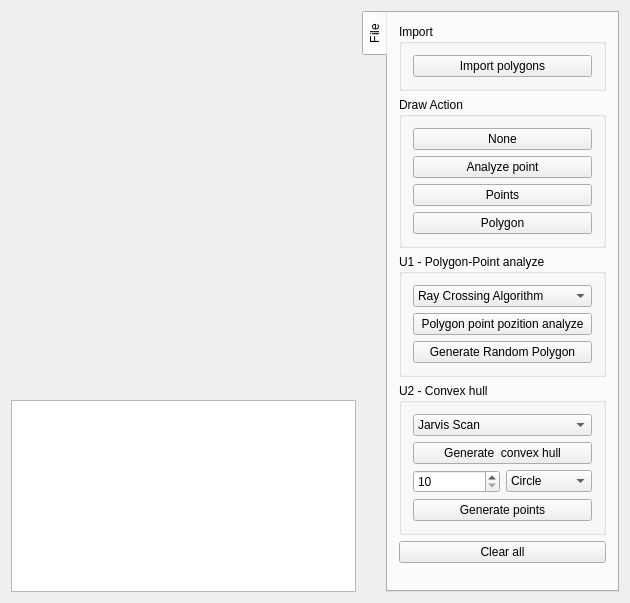
The window that Mapper/widget.ui (Robinpf/ADK_Pflug_Klemsa) describes before a commit, drawn with Qt 5.
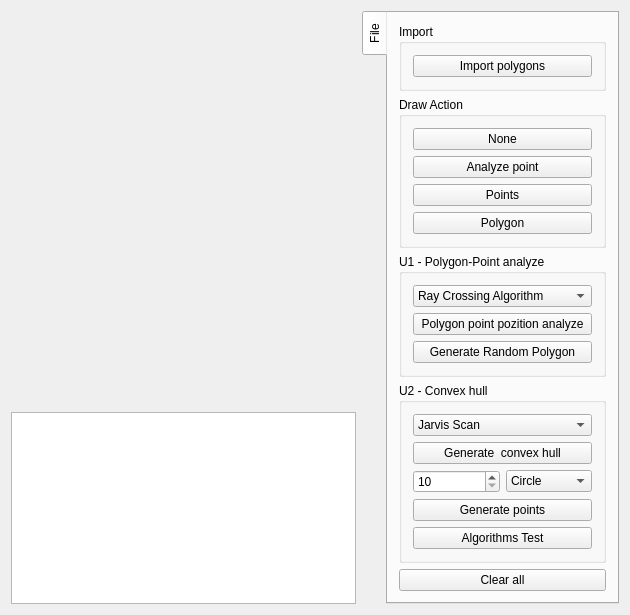
The same window after the commit. Custom widgets are drawn as their Qt base class.

Commit message: Add Algorithms testing and FIX convex hull algorithms.

Diff of the .ui file:
```diff
--- a/Mapper/widget.ui
+++ b/Mapper/widget.ui
@@ -252,6 +252,13 @@
             </property>
            </widget>
           </item>
+          <item row="5" column="0" colspan="2">
+           <widget class="QPushButton" name="btn_tst_algorithms">
+            <property name="text">
+             <string>Algorithms Test</string>
+            </property>
+           </widget>
+          </item>
          </layout>
         </widget>
        </item>
```
Left out of the diff: 7 changed lines with no effect on the pictures. The commit also changes 3 other files.
